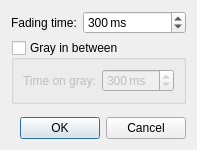
roytam1/basilisk55, file media/libjxl/src/tools/comparison_viewer/settings.ui: the form before one commit.
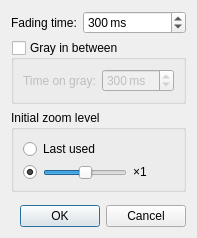
The form after the commit.

Patch:
```diff
--- a/media/libjxl/src/tools/comparison_viewer/settings.ui
+++ b/media/libjxl/src/tools/comparison_viewer/settings.ui
@@ -11,7 +11,7 @@
   <property name="windowTitle">
    <string>Comparison tool settings</string>
   </property>
-  <layout class="QVBoxLayout" name="verticalLayout" stretch="0,0,1,0">
+  <layout class="QVBoxLayout" name="verticalLayout" stretch="0,0,0,1,0">
    <property name="sizeConstraint">
     <enum>QLayout::SetFixedSize</enum>
    </property>
@@ -83,6 +83,73 @@
      </layout>
     </widget>
    </item>
+   <item>
+    <widget class="QGroupBox" name="groupBox">
+     <property name="title">
+      <string>Initial zoom level</string>
+     </property>
+     <layout class="QVBoxLayout" name="verticalLayout_2">
+      <item>
+       <widget class="QRadioButton" name="lastZoomLevel">
+        <property name="text">
+         <string>Last used</string>
+        </property>
+       </widget>
+      </item>
+      <item>
+       <layout class="QHBoxLayout" name="horizontalLayout" stretch="0,0,1">
+        <item>
+         <widget class="QRadioButton" name="specificZoomLevel">
+          <property name="text">
+           <string/>
+          </property>
+          <property name="checked">
+           <bool>true</bool>
+          </property>
+         </widget>
+        </item>
+        <item>
+         <layout class="QHBoxLayout" name="horizontalLayout_2">
+          <item>
+           <widget class="QSlider" name="zoomLevelSlider">
+            <property name="minimum">
+             <number>-3</number>
+            </property>
+            <property name="maximum">
+             <number>3</number>
+            </property>
+            <property name="pageStep">
+             <number>2</number>
+            </property>
+            <property name="orientation">
+             <enum>Qt::Horizontal</enum>
+            </property>
+           </widget>
+          </item>
+          <item>
+           <widget class="QLabel" name="zoomLevelDisplayLabel">
+            <property name="text">
+             <string>×1</string>
+            </property>
+            <property name="textFormat">
+             <enum>Qt::RichText</enum>
+            </property>
+           </widget>
+          </item>
+         </layout>
+        </item>
+        <item>
+         <spacer name="horizontalSpacer">
+          <property name="orientation">
+           <enum>Qt::Horizontal</enum>
+          </property>
+         </spacer>
+        </item>
+       </layout>
+      </item>
+     </layout>
+    </widget>
+   </item>
    <item>
     <spacer name="verticalSpacer">
      <property name="orientation">
```
Left out of the diff: 12 changed lines with no effect on the pictures.
